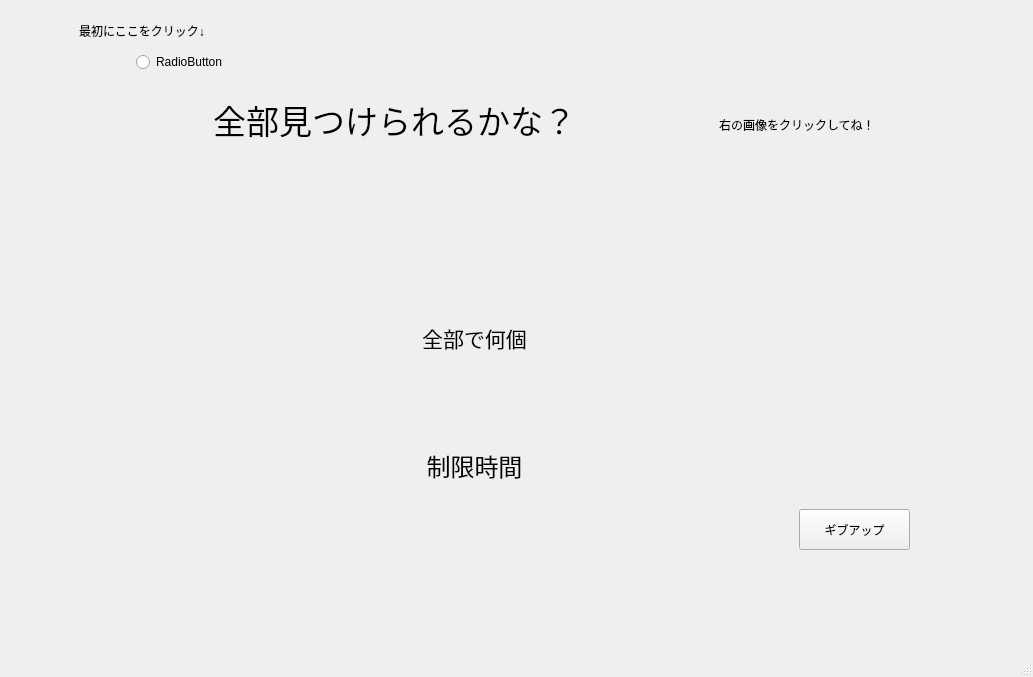
Above: start/mainwindow.ui from t200d109/soft3 before the change. Below: the same form after it.
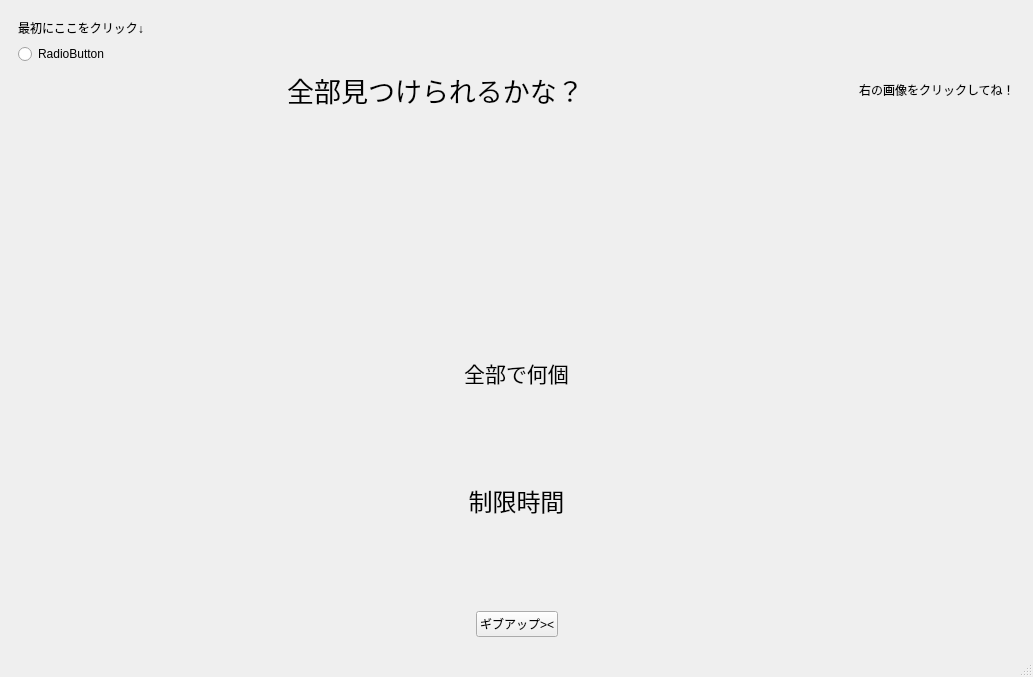
That is the form after the change.

The edit to the form file:
```diff
--- a/start/mainwindow.ui
+++ b/start/mainwindow.ui
@@ -147,88 +147,20 @@
        </layout>
       </widget>
       <widget class="QWidget" name="page_2">
-       <widget class="QLabel" name="imagelabel1">
-        <property name="geometry">
-         <rect>
-          <x>40</x>
-          <y>200</y>
-          <width>321</width>
-          <height>281</height>
-         </rect>
-        </property>
-        <property name="text">
-         <string/>
-        </property>
-       </widget>
-       <widget class="QLabel" name="imagelabel2">
-        <property name="geometry">
-         <rect>
-          <x>600</x>
-          <y>190</y>
-          <width>311</width>
-          <height>281</height>
-         </rect>
-        </property>
-        <property name="text">
-         <string/>
-        </property>
-       </widget>
-       <widget class="QPushButton" name="giveupbutton">
-        <property name="geometry">
-         <rect>
-          <x>790</x>
-          <y>500</y>
-          <width>111</width>
-          <height>41</height>
-         </rect>
-        </property>
-        <property name="text">
-         <string>ギブアップ</string>
-        </property>
-       </widget>
-       <widget class="QWidget" name="layoutWidget">
-        <property name="geometry">
-         <rect>
-          <x>120</x>
-          <y>80</y>
-          <width>531</width>
-          <height>61</height>
-         </rect>
-        </property>
-        <layout class="QHBoxLayout" name="horizontalLayout_2">
+       <layout class="QHBoxLayout" name="horizontalLayout_12">
          <item>
-          <spacer name="horizontalSpacer_3">
-           <property name="orientation">
-            <enum>Qt::Horizontal</enum>
-           </property>
-           <property name="sizeHint" stdset="0">
-            <size>
-             <width>40</width>
-             <height>20</height>
-            </size>
-           </property>
-          </spacer>
-         </item>
+         <layout class="QVBoxLayout" name="verticalLayout_3">
          <item>
-          <widget class="QLabel" name="sagasou">
-           <property name="font">
-            <font>
-             <pointsize>25</pointsize>
-            </font>
-           </property>
+           <layout class="QHBoxLayout" name="horizontalLayout_8">
+            <item>
+             <widget class="QLabel" name="label_3">
            <property name="text">
-            <string>全部見つけられるかな？</string>
-           </property>
-           <property name="scaledContents">
-            <bool>false</bool>
-           </property>
-           <property name="alignment">
-            <set>Qt::AlignCenter</set>
-           </property>
+               <string>最初にここをクリック↓</string>
+              </property>
           </widget>
          </item>
          <item>
-          <spacer name="horizontalSpacer_4">
+             <spacer name="horizontalSpacer_10">
            <property name="orientation">
             <enum>Qt::Horizontal</enum>
            </property>
@@ -241,32 +173,11 @@
           </spacer>
          </item>
         </layout>
-       </widget>
-       <widget class="QWidget" name="layoutWidget">
-        <property name="geometry">
-         <rect>
-          <x>120</x>
-          <y>40</y>
-          <width>531</width>
-          <height>27</height>
-         </rect>
-        </property>
+          </item>
+          <item>
         <layout class="QHBoxLayout" name="horizontalLayout_5">
          <item>
           <layout class="QHBoxLayout" name="horizontalLayout_4">
-           <item>
-            <spacer name="horizontalSpacer_5">
-             <property name="orientation">
-              <enum>Qt::Horizontal</enum>
-             </property>
-             <property name="sizeHint" stdset="0">
-              <size>
-               <width>40</width>
-               <height>20</height>
-              </size>
-             </property>
-            </spacer>
-           </item>
            <item>
             <widget class="QRadioButton" name="radioButton">
              <property name="text">
@@ -303,49 +214,134 @@
           </layout>
          </item>
         </layout>
-       </widget>
+          </item>
+          <item>
+           <layout class="QHBoxLayout" name="horizontalLayout_9">
+            <item>
+             <layout class="QHBoxLayout" name="horizontalLayout_2">
+              <item>
+               <spacer name="horizontalSpacer_3">
+                <property name="orientation">
+                 <enum>Qt::Horizontal</enum>
+                </property>
+                <property name="sizeHint" stdset="0">
+                 <size>
+                  <width>40</width>
+                  <height>20</height>
+                 </size>
+                </property>
+               </spacer>
+              </item>
+              <item>
+               <widget class="QLabel" name="sagasou">
+                <property name="minimumSize">
+                 <size>
+                  <width>0</width>
+                  <height>20</height>
+                 </size>
+                </property>
+                <property name="font">
+                 <font>
+                  <pointsize>20</pointsize>
+                 </font>
+                </property>
+                <property name="text">
+                 <string>全部見つけられるかな？</string>
+                </property>
+                <property name="scaledContents">
+                 <bool>false</bool>
+                </property>
+                <property name="alignment">
+                 <set>Qt::AlignCenter</set>
+                </property>
+               </widget>
+              </item>
+              <item>
+               <spacer name="horizontalSpacer_4">
+                <property name="orientation">
+                 <enum>Qt::Horizontal</enum>
+                </property>
+                <property name="sizeHint" stdset="0">
+                 <size>
+                  <width>40</width>
+                  <height>20</height>
+                 </size>
+                </property>
+               </spacer>
+              </item>
+             </layout>
+            </item>
+            <item>
        <widget class="QLabel" name="label_2">
-        <property name="geometry">
-         <rect>
-          <x>710</x>
-          <y>70</y>
-          <width>201</width>
-          <height>91</height>
-         </rect>
-        </property>
         <property name="text">
          <string>右の画像をクリックしてね！</string>
         </property>
        </widget>
-       <widget class="QLabel" name="label_3">
-        <property name="geometry">
-         <rect>
-          <x>70</x>
-          <y>6</y>
-          <width>241</width>
-          <height>31</height>
-         </rect>
+            </item>
+           </layout>
+          </item>
+          <item>
+           <layout class="QHBoxLayout" name="horizontalLayout_7">
+            <item>
+             <spacer name="horizontalSpacer_14">
+              <property name="orientation">
+               <enum>Qt::Horizontal</enum>
+              </property>
+              <property name="sizeHint" stdset="0">
+               <size>
+                <width>40</width>
+                <height>20</height>
+               </size>
+              </property>
+             </spacer>
+            </item>
+            <item>
+             <widget class="QLabel" name="imagelabel1">
+              <property name="minimumSize">
+               <size>
+                <width>311</width>
+                <height>281</height>
+               </size>
         </property>
         <property name="text">
-         <string>最初にここをクリック↓</string>
-        </property>
-       </widget>
-       <widget class="QWidget" name="layoutWidget">
-        <property name="geometry">
-         <rect>
-          <x>380</x>
-          <y>180</y>
-          <width>171</width>
-          <height>381</height>
-         </rect>
-        </property>
+               <string/>
+              </property>
+             </widget>
+            </item>
+            <item>
+             <spacer name="horizontalSpacer_16">
+              <property name="orientation">
+               <enum>Qt::Horizontal</enum>
+              </property>
+              <property name="sizeHint" stdset="0">
+               <size>
+                <width>40</width>
+                <height>20</height>
+               </size>
+              </property>
+             </spacer>
+            </item>
+            <item>
         <layout class="QVBoxLayout" name="verticalLayout_4">
+              <item>
+               <spacer name="verticalSpacer_6">
+                <property name="orientation">
+                 <enum>Qt::Vertical</enum>
+                </property>
+                <property name="sizeHint" stdset="0">
+                 <size>
+                  <width>20</width>
+                  <height>40</height>
+                 </size>
+                </property>
+               </spacer>
+              </item>
          <item>
           <widget class="QLabel" name="kosulabel">
            <property name="minimumSize">
             <size>
              <width>0</width>
-             <height>40</height>
+                  <height>60</height>
             </size>
            </property>
            <property name="font">
@@ -369,7 +365,7 @@
            <property name="sizeHint" stdset="0">
             <size>
              <width>20</width>
-             <height>40</height>
+                  <height>30</height>
             </size>
            </property>
           </spacer>
@@ -431,7 +427,92 @@
           </spacer>
          </item>
         </layout>
-       </widget>
+            </item>
+            <item>
+             <spacer name="horizontalSpacer_17">
+              <property name="orientation">
+               <enum>Qt::Horizontal</enum>
+              </property>
+              <property name="sizeHint" stdset="0">
+               <size>
+                <width>40</width>
+                <height>20</height>
+               </size>
+              </property>
+             </spacer>
+            </item>
+            <item>
+             <widget class="QLabel" name="imagelabel2">
+              <property name="minimumSize">
+               <size>
+                <width>311</width>
+                <height>281</height>
+               </size>
+              </property>
+              <property name="text">
+               <string/>
+              </property>
+             </widget>
+            </item>
+            <item>
+             <spacer name="horizontalSpacer_15">
+              <property name="orientation">
+               <enum>Qt::Horizontal</enum>
+              </property>
+              <property name="sizeHint" stdset="0">
+               <size>
+                <width>40</width>
+                <height>20</height>
+               </size>
+              </property>
+             </spacer>
+            </item>
+           </layout>
+          </item>
+          <item>
+           <layout class="QHBoxLayout" name="horizontalLayout_11">
+            <item>
+             <layout class="QHBoxLayout" name="horizontalLayout_10">
+              <item>
+               <spacer name="horizontalSpacer_11">
+                <property name="orientation">
+                 <enum>Qt::Horizontal</enum>
+                </property>
+                <property name="sizeHint" stdset="0">
+                 <size>
+                  <width>40</width>
+                  <height>20</height>
+                 </size>
+                </property>
+               </spacer>
+              </item>
+             </layout>
+            </item>
+            <item>
+             <widget class="QPushButton" name="giveupbutton">
+              <property name="text">
+               <string>ギブアップ&gt;&lt;</string>
+              </property>
+             </widget>
+            </item>
+            <item>
+             <spacer name="horizontalSpacer_12">
+              <property name="orientation">
+               <enum>Qt::Horizontal</enum>
+              </property>
+              <property name="sizeHint" stdset="0">
+               <size>
+                <width>40</width>
+                <height>20</height>
+               </size>
+              </property>
+             </spacer>
+            </item>
+           </layout>
+          </item>
+         </layout>
+        </item>
+       </layout>
       </widget>
       <widget class="QWidget" name="page_5">
        <widget class="QLabel" name="clearlabel">
```
Left out of the diff: 87 changed lines with no effect on the pictures. Lines whose indentation alone changed are shown as unchanged.
